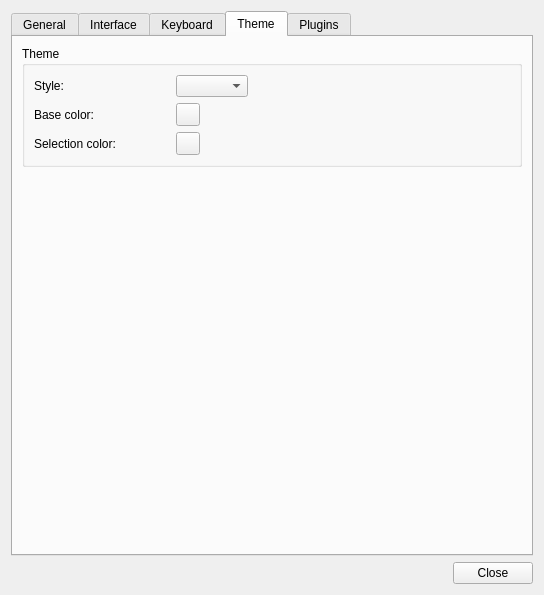
Before: the Qt Designer form src/tiled/preferencesdialog.ui in mapeditor/tiled, drawn with Qt 5.
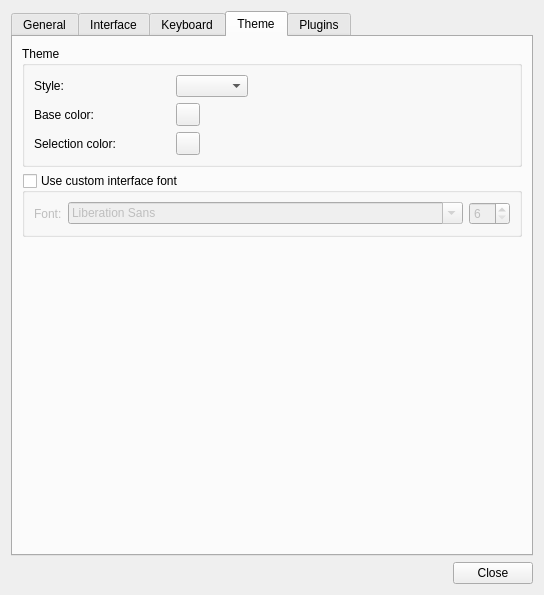
After: the same form once the commit is applied. The open tabs and pages were chosen to show the change. Custom widgets are drawn as their Qt base class.

Commit message:
Added option to choose a custom interface font
Closes #3569

The edit to the form file:
```diff
--- a/src/tiled/preferencesdialog.ui
+++ b/src/tiled/preferencesdialog.ui
@@ -497,6 +497,51 @@
          </layout>
         </widget>
        </item>
+       <item>
+        <widget class="QGroupBox" name="fontGroupBox">
+         <property name="title">
+          <string>Use custom interface font</string>
+         </property>
+         <property name="checkable">
+          <bool>true</bool>
+         </property>
+         <property name="checked">
+          <bool>false</bool>
+         </property>
+         <layout class="QHBoxLayout" name="horizontalLayout_4">
+          <item>
+           <widget class="QLabel" name="label_10">
+            <property name="sizePolicy">
+             <sizepolicy hsizetype="Fixed" vsizetype="Preferred">
+              <horstretch>0</horstretch>
+              <verstretch>0</verstretch>
+             </sizepolicy>
+            </property>
+            <property name="text">
+             <string>Font:</string>
+            </property>
+           </widget>
+          </item>
+          <item>
+           <widget class="QFontComboBox" name="fontComboBox">
+            <property name="sizePolicy">
+             <sizepolicy hsizetype="Preferred" vsizetype="Fixed">
+              <horstretch>1</horstretch>
+              <verstretch>0</verstretch>
+             </sizepolicy>
+            </property>
+           </widget>
+          </item>
+          <item>
+           <widget class="QSpinBox" name="fontSize">
+            <property name="minimum">
+             <number>6</number>
+            </property>
+           </widget>
+          </item>
+         </layout>
+        </widget>
+       </item>
        <item>
         <spacer name="verticalSpacer_2">
          <property name="orientation">
```
The commit also changes 3 other files.
